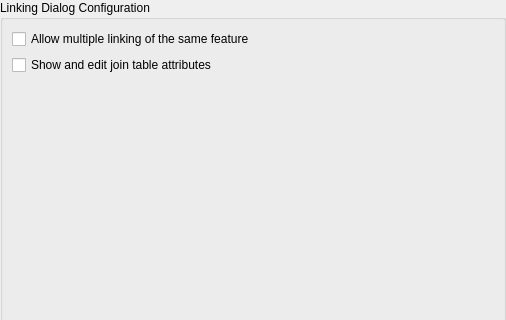
Old version of the form linking_relation_editor/ui/linking_child_manager_dialog_config_widget.ui in the repository opengisch/qgis-linking-relation-editor; both pictures show x 0 to 506 and y 0 to 320 of the 506 by 470 pixel window.
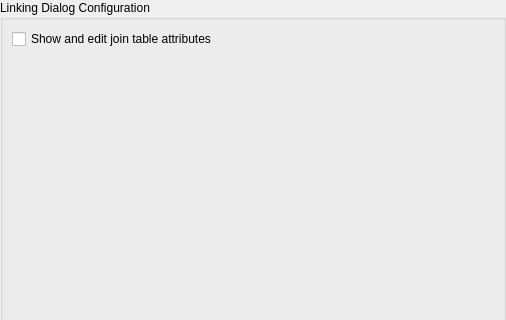
New version of the form. Custom widgets are drawn as their Qt base class.

Commit message: Respect config

The edit to the form file:
```diff
--- a/linking_relation_editor/ui/linking_child_manager_dialog_config_widget.ui
+++ b/linking_relation_editor/ui/linking_child_manager_dialog_config_widget.ui
@@ -29,21 +29,7 @@
       <string>Linking Dialog Configuration</string>
      </property>
      <layout class="QGridLayout" name="gridLayout_2">
-      <item row="0" column="0">
-       <widget class="QCheckBox" name="mCheckBoxAllowMultipleLinking">
-        <property name="text">
-         <string>Allow multiple linking of the same feature</string>
-        </property>
-       </widget>
-      </item>
       <item row="1" column="0">
-       <widget class="QCheckBox" name="mCheckBoxShowAndEditJoinTableAttributes">
-        <property name="text">
-         <string>Show and edit join table attributes</string>
-        </property>
-       </widget>
-      </item>
-      <item row="2" column="0">
        <spacer name="verticalSpacer">
         <property name="orientation">
          <enum>Qt::Vertical</enum>
@@ -56,6 +42,13 @@
         </property>
        </spacer>
       </item>
+      <item row="0" column="0">
+       <widget class="QCheckBox" name="mCheckBoxShowAndEditJoinTableAttributes">
+        <property name="text">
+         <string>Show and edit join table attributes</string>
+        </property>
+       </widget>
+      </item>
      </layout>
     </widget>
    </item>
```
The commit also changes 8 other files.
